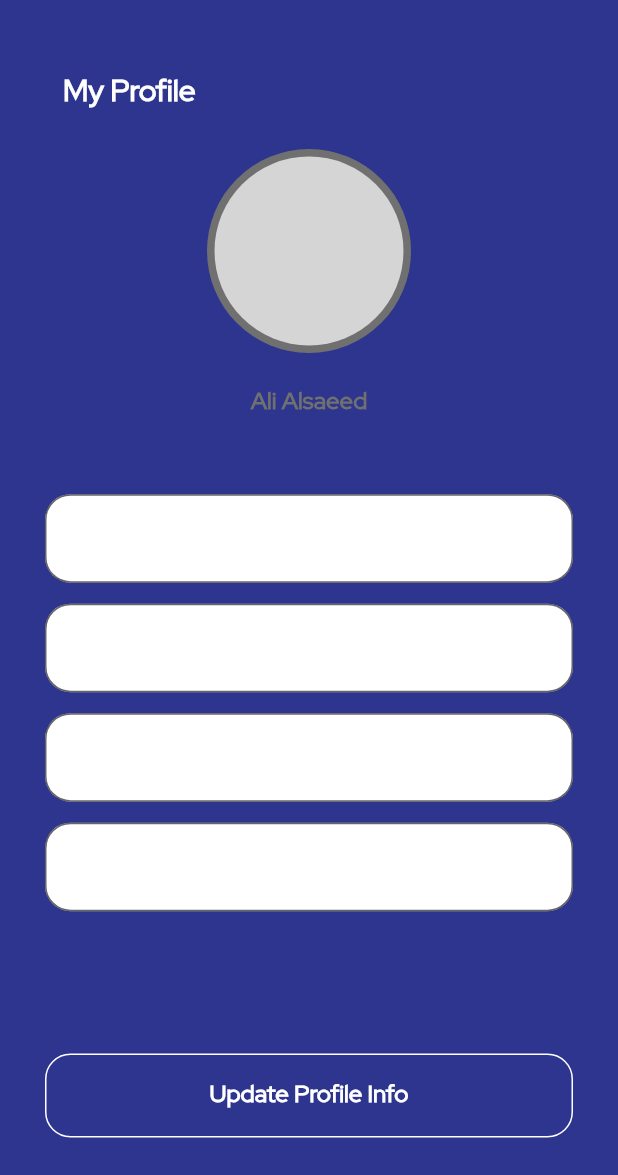
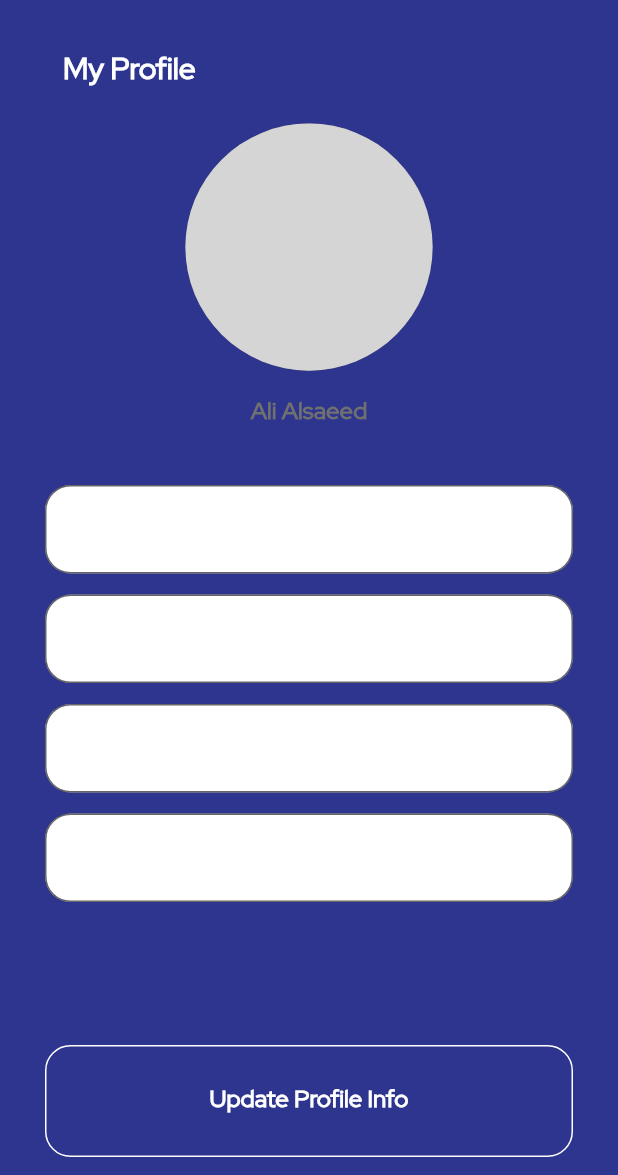
Before and after one commit to hussam-aw/timezonesu, a Flutter app: the ProfileScreen screen opened by its route, on a phone screen of 412 x 824 dp, the part 61-1236 px from its top. Run offline on Flutter 3.47's test engine with Material 2 defaults, Android fonts, the phone set to English and light mode, and no system bars; our stand-ins replace carousel_slider, flutter_local_notifications, get, get_storage, shimmer; accounts and stored records are empty; network calls fail.

Commit message:
Make design responsive

```diff
--- a/lib/PresentationLayer/private/profile_screen.dart
+++ b/lib/PresentationLayer/private/profile_screen.dart
@@ -28,12 +28,12 @@ class ProfileScreen extends StatelessWidget {
         child: SizedBox(
           width: width,
           child: Padding(
-            padding: const EdgeInsets.symmetric(horizontal: 30, vertical: 25),
+            padding: const EdgeInsets.symmetric(horizontal: 30, vertical: 12),
             child: Column(
               crossAxisAlignment: CrossAxisAlignment.start,
               children: [
                 const Padding(
-                  padding: EdgeInsets.symmetric(vertical: 12, horizontal: 12),
+                  padding: EdgeInsets.symmetric(vertical: 10, horizontal: 12),
                   child: Text(
                     'My Profile',
                     style: UITextStyle.boldHeading,
@@ -46,7 +46,9 @@ class ProfileScreen extends StatelessWidget {
                     padding: const EdgeInsets.symmetric(vertical: 15),
                     child: Column(
                       children: [
-                        const CircleAvatar(
+                        const Expanded(
+                          flex: 4,
+                          child: CircleAvatar(
                             minRadius: 68,
                             backgroundColor: UIColors.circleAvatarBorder,
                             child: CircleAvatar(
@@ -54,11 +56,15 @@ class ProfileScreen extends StatelessWidget {
                               backgroundColor: UIColors.circleAvatarBackground,
                             ),
                           ),
-                        spacer(height: 25),
-                        Text(
+                        ),
+                        spacer(height: 20),
+                        Expanded(
+                          flex: 1,
+                          child: Text(
                             'Ali Alsaeed',
                             style: UITextStyle.boldMeduim.copyWith(
                               color: UIColors.normalText,
+                            ),
                           ),
                         ),
                       ],
@@ -71,6 +77,7 @@ class ProfileScreen extends StatelessWidget {
                     child: Column(
                       children: [
                         Expanded(
+                          flex: 10,
                           child: Column(
                             children: [
                               TextFormField(
@@ -93,7 +100,9 @@ class ProfileScreen extends StatelessWidget {
                             ],
                           ),
                         ),
-                        SizedBox(
+                        Expanded(
+                          flex: 2,
+                          child: SizedBox(
                             width: Get.width,
                             child: ElevatedButton(
                               onPressed: () {},
@@ -101,6 +110,7 @@ class ProfileScreen extends StatelessWidget {
                               child: const Text(
                                 'Update Profile Info',
                                 style: UITextStyle.boldMeduim,
+                              ),
                             ),
                           ),
                         )
--- a/lib/PresentationLayer/private/shopping_cart_screen.dart
+++ b/lib/PresentationLayer/private/shopping_cart_screen.dart
@@ -65,7 +65,8 @@ class ShoppingCartScreen extends StatelessWidget {
                           style: UITextStyle.boldHeading,
                         ),
                       ),
-                      SizedBox(
+                      Expanded(
+                        child: SizedBox(
                           height: 450,
                           child: ListView.separated(
                             itemBuilder: (context, index) {
@@ -81,6 +82,7 @@ class ShoppingCartScreen extends StatelessWidget {
                               return spacer(height: 20);
                             },
                             itemCount: 8,
+                          ),
                         ),
                       ),
                       Padding(
```
Also changed, not shown: lib/PresentationLayer/Widgets/Cart/cart_product_box.dart (+28 -17 lines). Lines whose indentation alone changed are shown as unchanged.
